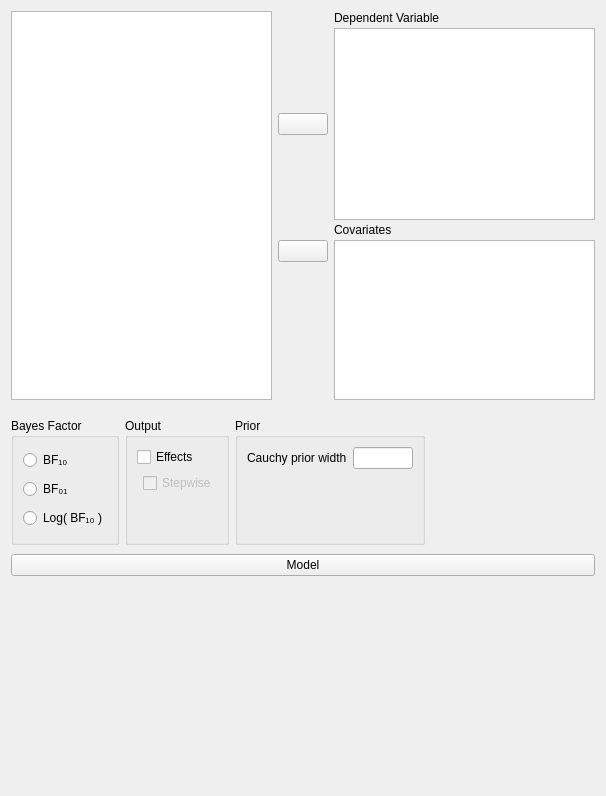
The window that JASP-Desktop/analysisforms/regressionlinearbayesianform.ui (jasp-stats/jasp-desktop) describes before a commit, drawn with Qt 5.
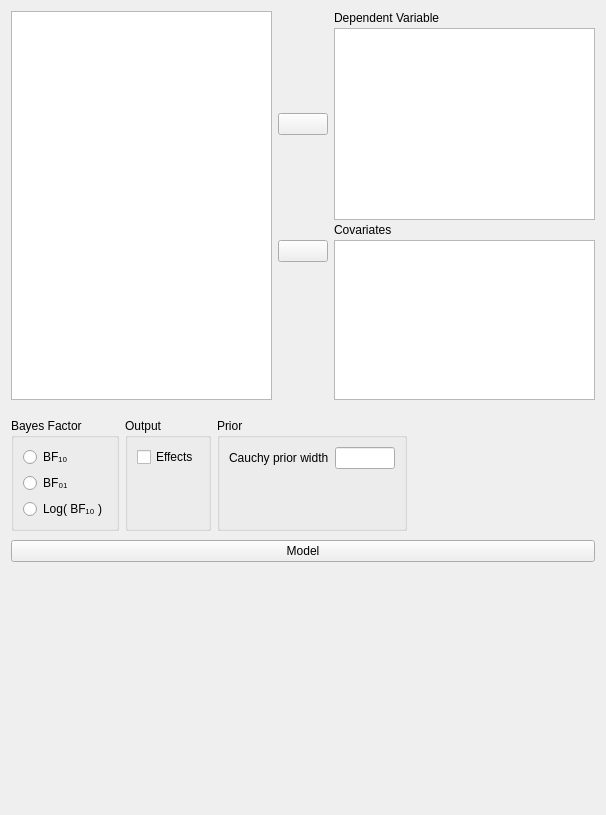
The same window after the commit. Custom widgets are drawn as their Qt base class.

Commit message:
B Lin Models: Removed effects option from UI
As requested by marsman

Patch:
```diff
--- a/JASP-Desktop/analysisforms/regressionlinearbayesianform.ui
+++ b/JASP-Desktop/analysisforms/regressionlinearbayesianform.ui
@@ -7,7 +7,7 @@
     <x>0</x>
     <y>0</y>
     <width>606</width>
-    <height>704</height>
+    <height>815</height>
    </rect>
   </property>
   <property name="sizePolicy">
@@ -226,25 +226,18 @@
          <string>Output</string>
         </property>
         <layout class="QGridLayout" name="gridLayout_8">
-         <item row="1" column="0" rowspan="2">
-          <widget class="QWidget" name="widget_15" native="true">
-           <property name="maximumSize">
+         <item row="1" column="1">
+          <spacer name="verticalSpacer_4">
+           <property name="orientation">
+            <enum>Qt::Vertical</enum>
+           </property>
+           <property name="sizeHint" stdset="0">
             <size>
              <width>20</width>
-             <height>16777215</height>
+             <height>40</height>
             </size>
            </property>
-          </widget>
-         </item>
-         <item row="1" column="1" rowspan="2">
-          <widget class="BoundCheckBox" name="effectsStepwise">
-           <property name="enabled">
-            <bool>false</bool>
-           </property>
-           <property name="text">
-            <string>Stepwise</string>
-           </property>
-          </widget>
+          </spacer>
          </item>
          <item row="0" column="0" colspan="2">
           <widget class="BoundCheckBox" name="effects">
@@ -253,19 +246,6 @@
            </property>
           </widget>
          </item>
-         <item row="3" column="1">
-          <spacer name="verticalSpacer_4">
-           <property name="orientation">
-            <enum>Qt::Vertical</enum>
-           </property>
-           <property name="sizeHint" stdset="0">
-            <size>
-             <width>20</width>
-             <height>40</height>
-            </size>
-           </property>
-          </spacer>
-         </item>
         </layout>
        </widget>
       </item>
@@ -463,17 +443,6 @@
    <header>widgets/boundgroupbox.h</header>
    <container>1</container>
   </customwidget>
-  <customwidget>
-   <class>ExpanderButton</class>
-   <extends>QPushButton</extends>
-   <header>widgets/expanderbutton.h</header>
-  </customwidget>
-  <customwidget>
-   <class>AnovaModelWidget</class>
-   <extends>QWidget</extends>
-   <header>widgets/anovamodelwidget.h</header>
-   <container>1</container>
-  </customwidget>
   <customwidget>
    <class>BoundCheckBox</class>
    <extends>QCheckBox</extends>
@@ -484,6 +453,17 @@
    <extends>QListView</extends>
    <header>widgets/boundsingleitemview.h</header>
   </customwidget>
+  <customwidget>
+   <class>ExpanderButton</class>
+   <extends>QPushButton</extends>
+   <header>widgets/expanderbutton.h</header>
+  </customwidget>
+  <customwidget>
+   <class>AnovaModelWidget</class>
+   <extends>QWidget</extends>
+   <header>widgets/anovamodelwidget.h</header>
+   <container>1</container>
+  </customwidget>
  </customwidgets>
  <resources/>
  <connections>
```
Left out of the diff: 19 changed lines with no effect on the pictures. The commit also changes 3 other files.
